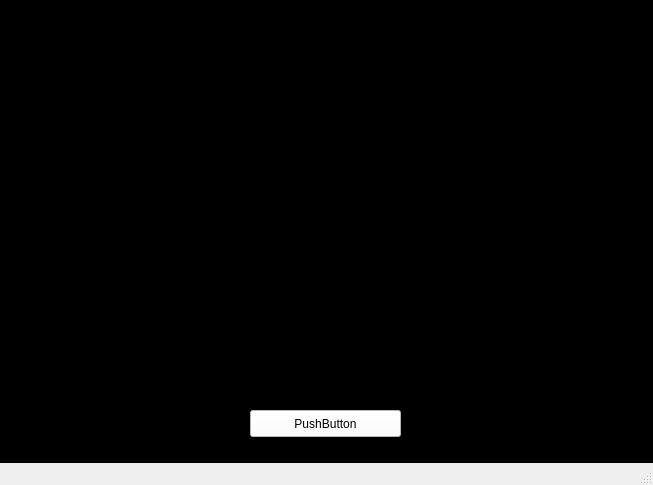
The window that srwindow.ui (unStatiK/SimpleRoulette) describes before a commit, drawn with Qt 5.
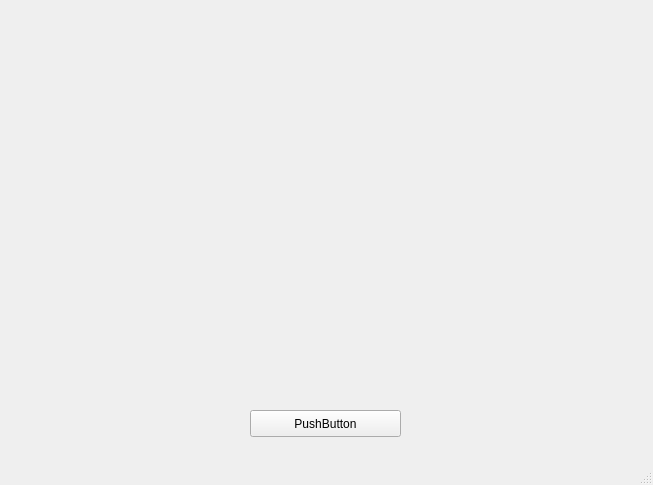
The same window after the commit.

Commit message: support load style from external file; close #1

The edit to the form file:
```diff
--- a/srwindow.ui
+++ b/srwindow.ui
@@ -33,7 +33,7 @@
   </property>
   <widget class="QWidget" name="centralWidget">
    <property name="styleSheet">
-    <string notr="true">background-color: black;</string>
+    <string notr="true"/>
    </property>
    <widget class="QPushButton" name="rollButton">
     <property name="geometry">
@@ -45,7 +45,7 @@
      </rect>
     </property>
     <property name="styleSheet">
-     <string notr="true">background-color: white;</string>
+     <string notr="true"/>
     </property>
     <property name="text">
      <string>PushButton</string>
@@ -67,7 +67,7 @@
      </font>
     </property>
     <property name="styleSheet">
-     <string notr="true">color: white;</string>
+     <string notr="true"/>
     </property>
     <property name="text">
      <string/>
```
Left out of the diff: 2 changed lines with no effect on the pictures. The commit also changes 2 other files.
